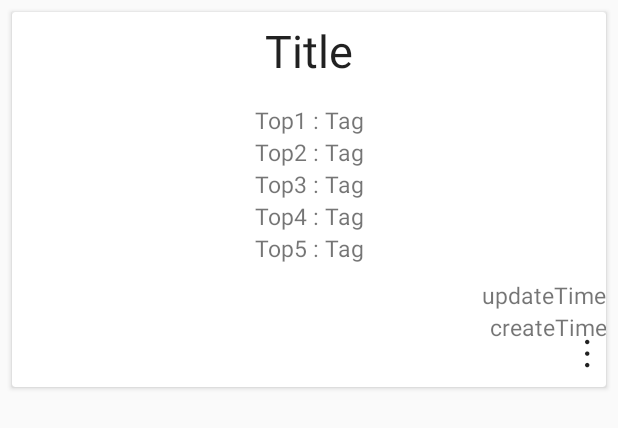
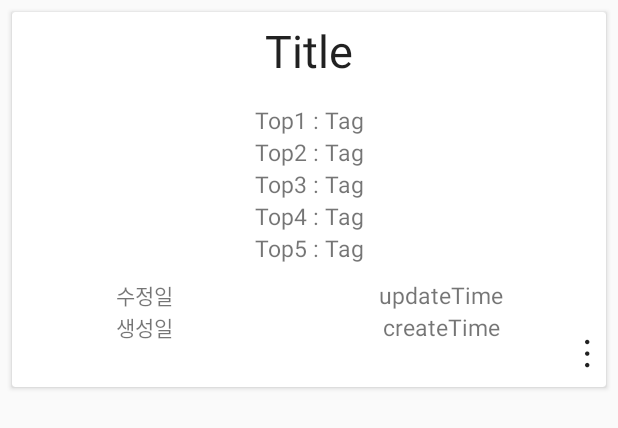
Before and after one commit to honghoker/LastLegendStart, an Android app: the layout ksh_allsee_item.xml on its own in the app's theme, with its tools: preview values and no code run, on a phone screen of 412 x 824 dp. Shown: the top 428 px of the screen. Run offline under Robolectric (Android 15) with nearby library versions, the phone set to English and light mode, and no system bars.

Commit message:
200200729_sunghun_2

```diff
--- a/HEP/app/src/main/java/com/example/locationsave/HEP/KMS_MainActivity.java
+++ b/HEP/app/src/main/java/com/example/locationsave/HEP/KMS_MainActivity.java
@@ -621,7 +621,6 @@ public class KMS_MainActivity extends AppCompatActivity implements NavigationVie
         super.onCreate(savedInstanceState);
         setContentView(R.layout.kms_activity_main);
         ksh_init();
-
         logtest("온크리트 초기 flag  값");
 
         databaseReference.addValueEventListener(new ValueEventListener() {
--- a/HEP/app/src/main/res/layout/ksh_allsee_item.xml
+++ b/HEP/app/src/main/res/layout/ksh_allsee_item.xml
@@ -44,7 +44,7 @@
             android:layout_width="match_parent"
             android:layout_height="wrap_content"
             android:layout_below="@id/allsee_text_view_title"
-            android:columnCount="1"
+            android:columnCount="2"
             android:rowCount="7"
             android:orientation="horizontal"
             android:layout_marginTop="10dp"
@@ -54,6 +54,7 @@
                 android:layout_width="wrap_content"
                 android:layout_height="wrap_content"
                 android:layout_columnWeight="1"
+                android:layout_columnSpan="2"
                 android:gravity="center"
                 android:text="Top1 : Tag"
                 android:textSize="15dp"
@@ -64,6 +65,7 @@
                 android:layout_width="wrap_content"
                 android:layout_height="wrap_content"
                 android:layout_columnWeight="1"
+                android:layout_columnSpan="2"
                 android:gravity="center"
                 android:text="Top2 : Tag"
                 android:textSize="15dp"
@@ -73,6 +75,7 @@
                 android:layout_width="wrap_content"
                 android:layout_height="wrap_content"
                 android:layout_columnWeight="1"
+                android:layout_columnSpan="2"
                 android:gravity="center"
                 android:text="Top3 : Tag"
                 android:textSize="15dp"
@@ -83,6 +86,7 @@
                 android:layout_height="wrap_content"
                 android:layout_columnWeight="1"
                 android:gravity="center"
+                android:layout_columnSpan="2"
                 android:text="Top4 : Tag"
                 android:textSize="15dp"
                 android:id="@+id/allsee_tag4"/>
@@ -91,6 +95,7 @@
                 android:layout_width="wrap_content"
                 android:layout_height="wrap_content"
                 android:layout_columnWeight="1"
+                android:layout_columnSpan="2"
                 android:gravity="center"
                 android:text="Top5 : Tag"
                 android:textSize="15dp"
@@ -101,21 +106,38 @@
                 android:layout_width="wrap_content"
                 android:layout_height="wrap_content"
                 android:layout_columnWeight="1"
-                android:gravity="right"
+                android:text="수정일"
+                android:gravity="center_horizontal"/>
+
+            <TextView
+                android:layout_marginTop="10dp"
+                android:id="@+id/allsee_updateTime"
+                android:layout_width="wrap_content"
+                android:layout_height="wrap_content"
+                android:layout_columnWeight="1"
+                android:gravity="center_horizontal"
                 android:text="updateTime"
-                android:textSize="15dp"
-                android:id="@+id/allsee_updateTime"/>
+                android:textSize="15dp" />
 
             <TextView
                 android:layout_width="wrap_content"
                 android:layout_height="wrap_content"
                 android:layout_columnWeight="1"
-                android:gravity="right"
+                android:text="생성일"
+                android:gravity="center_horizontal"/>
+
+            <TextView
+                android:layout_width="wrap_content"
+                android:layout_height="wrap_content"
+                android:layout_columnWeight="1"
+                android:gravity="center_horizontal"
                 android:text="createTime"
                 android:textSize="15dp"
                 android:id="@+id/allsee_createTime"/>
 
         </GridLayout>
+
+
     </RelativeLayout>
 
 </androidx.cardview.widget.CardView>
```
Also changed, not shown: HEP/app/src/main/java/com/example/locationsave/HEP/KSH/KSH_AllSeeAdapter.java (+10 -0 lines), HEP/app/src/main/java/com/example/locationsave/HEP/KSH/KSH_Date.java (added, +23 -0 lines), HEP/app/src/main/java/com/example/locationsave/HEP/KSH/KSH_RecyAdapter.java (+7 -1 lines), HEP/app/src/main/res/layout/ksh_recyclerview_item.xml (+16 -4 lines).
